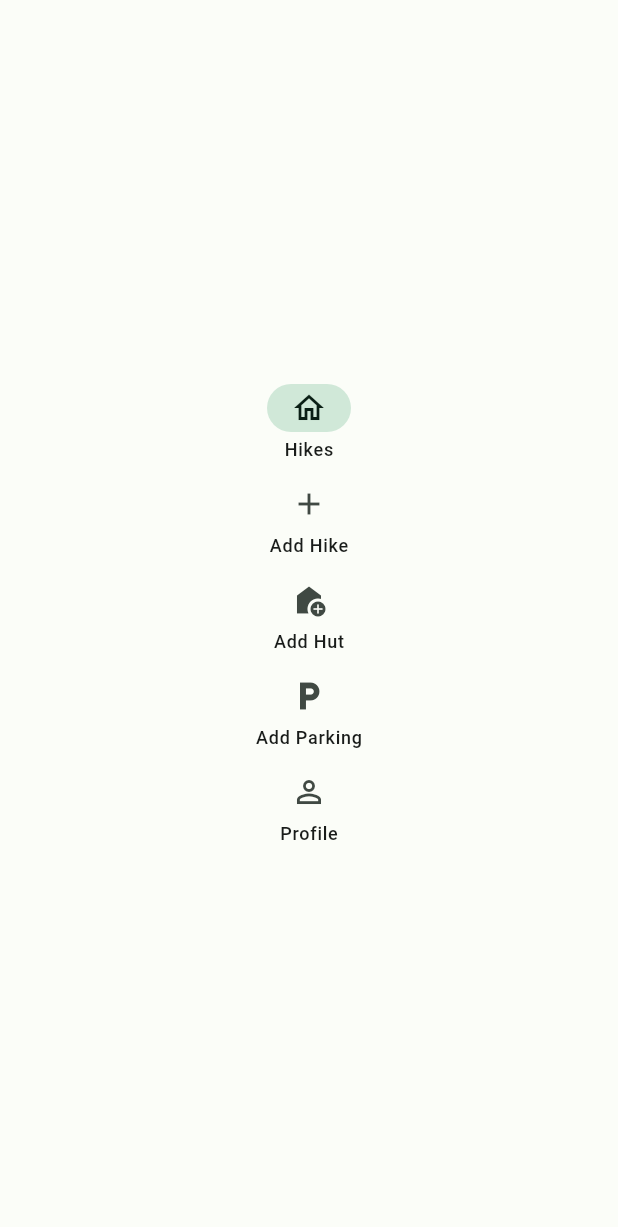
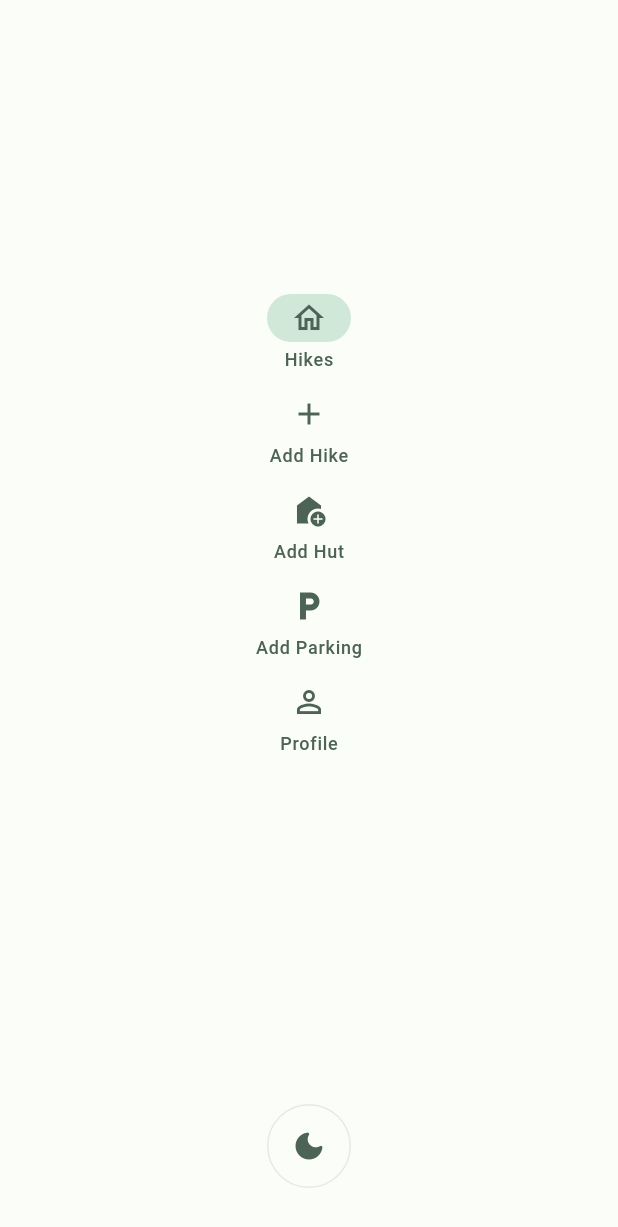
Before and after one commit to SE2-TEAM10/se2022-10-HikeTracker, a Flutter app: the NavigationSideBar widget shown alone on an empty page, opened directly with empty values, on a phone screen of 412 x 824 dp. Shown: the top 1227 px of the screen. Run offline on Flutter 3.47's test engine with Material 2 defaults, Android fonts, the phone set to English and light mode, and no system bars; our stand-ins replace file_picker, flutter_dotenv, flutter_map, flutter_pw_validator, go_router, latlong2; missing offline and left inert: gpx, layout, requests; accounts and stored records are empty.

Commit message:
add support for light and dark mode

```diff
--- a/frontend/lib/common/main_scaffold.dart
+++ b/frontend/lib/common/main_scaffold.dart
@@ -9,12 +9,14 @@ class MainScaffold extends StatelessWidget {
     required this.child,
     required this.currentPath,
     required this.currentUser,
+    required this.onThemeChanged,
     super.key,
   });
 
   final Widget child;
   final String currentPath;
   final User? currentUser;
+  final Function onThemeChanged;
 
   @override
   Widget build(BuildContext context) {
@@ -68,6 +70,7 @@ class MainScaffold extends StatelessWidget {
                 NavigationSideBar(
                   currentPath: currentPath,
                   currentUser: currentUser,
+                  onThemeChanged: onThemeChanged,
                 ),
                 Expanded(
                   child: child,
--- a/frontend/lib/common/navigation_side_bar.dart
+++ b/frontend/lib/common/navigation_side_bar.dart
@@ -7,17 +7,23 @@ class NavigationSideBar extends StatelessWidget {
   const NavigationSideBar({
     required this.currentPath,
     required this.currentUser,
+    required this.onThemeChanged,
     super.key,
   });
 
   final String currentPath;
   final User? currentUser;
+  final Function onThemeChanged;
 
   @override
   Widget build(BuildContext context) {
     final routes = RouteUtils.getNavigationRoutes(currentUser);
 
-    return NavigationRail(
+    return Column(
+      children: [
+        Expanded(
+          child: NavigationRail(
+            backgroundColor: Colors.transparent,
             onDestinationSelected: (value) => currentPath != routes[value].path
                 ? GoRouter.of(context).go(routes[value].path)
                 : null,
@@ -26,8 +32,16 @@ class NavigationSideBar extends StatelessWidget {
             destinations: routes
                 .map(
                   (e) => NavigationRailDestination(
-              icon: Icon(e.icon),
-              label: Text(e.label),
+                    icon: Icon(
+                      e.icon,
+                      color: Theme.of(context).colorScheme.secondary,
+                    ),
+                    label: Text(
+                      e.label,
+                      style: TextStyle(
+                        color: Theme.of(context).colorScheme.secondary,
+                      ),
+                    ),
                   ),
                 )
                 .toList(),
@@ -37,6 +51,36 @@ class NavigationSideBar extends StatelessWidget {
                   orElse: () => routes.first,
                 )
                 .index,
+          ),
+        ),
+        Padding(
+          padding: const EdgeInsets.symmetric(vertical: 32.0, horizontal: 8.0),
+          child: IconButton(
+            icon: Padding(
+              padding: const EdgeInsets.all(8.0),
+              child: Icon(
+                Theme.of(context).brightness == Brightness.dark
+                    ? Icons.light_mode_rounded
+                    : Icons.dark_mode_rounded,
+                color: Theme.of(context).colorScheme.secondary,
+              ),
+            ),
+            onPressed: () => onThemeChanged.call(),
+            style: IconButton.styleFrom(
+              focusColor: Theme.of(context)
+                  .colorScheme
+                  .onSurfaceVariant
+                  .withOpacity(0.12),
+              highlightColor:
+                  Theme.of(context).colorScheme.secondary.withOpacity(0.12),
+              side: BorderSide(
+                color:
+                    Theme.of(context).colorScheme.secondary.withOpacity(0.12),
+              ),
+            ),
+          ),
+        ),
+      ],
     );
   }
 }
--- a/frontend/lib/main.dart
+++ b/frontend/lib/main.dart
@@ -31,6 +31,7 @@ class MyApp extends StatefulWidget {
 class _MyAppState extends State<MyApp> {
   bool showSplash = true;
   User? currentUser;
+  ThemeMode theme = ThemeMode.light;
 
   @override
   void initState() {
@@ -54,10 +55,14 @@ class _MyAppState extends State<MyApp> {
           showSplash: showSplash,
           currentUser: currentUser,
           onLogged: (User? val) => setState(() => currentUser = val),
+          onThemeChanged: () => setState(
+            () => theme =
+                theme == ThemeMode.dark ? ThemeMode.light : ThemeMode.dark,
+          ),
         ),
         debugShowCheckedModeBanner: false,
         title: 'Hike Tracker',
-        themeMode: ThemeMode.light,
+        themeMode: theme,
         theme: ThemeData(
           useMaterial3: true,
           colorScheme: lightColorScheme,
--- a/frontend/lib/router/router.dart
+++ b/frontend/lib/router/router.dart
@@ -13,6 +13,7 @@ GoRouter getRouter({
   required bool showSplash,
   required User? currentUser,
   required Function onLogged,
+  required Function onThemeChanged,
 }) {
   final _rootNavigatorKey = GlobalKey<NavigatorState>();
   final _mainShellNavigatorKey = GlobalKey<NavigatorState>();
@@ -30,6 +31,7 @@ GoRouter getRouter({
             MainScaffold(
           currentPath: state.path!,
           currentUser: currentUser,
+          onThemeChanged: onThemeChanged,
           child: child,
         ),
         routes: [
```
Lines whose indentation alone changed are shown as unchanged.
